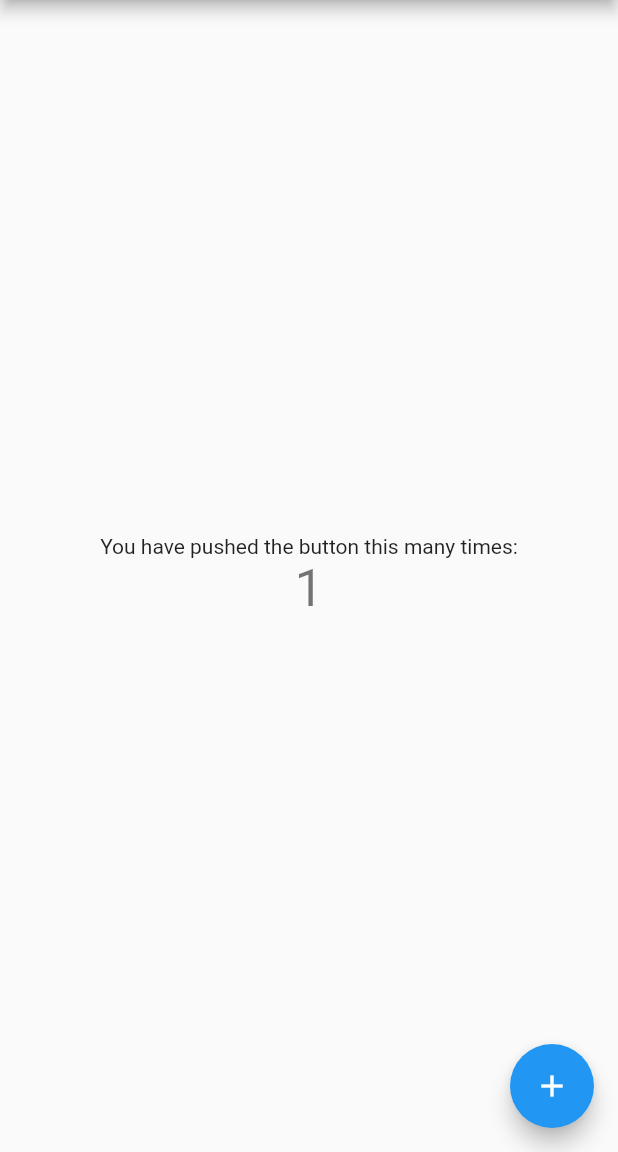
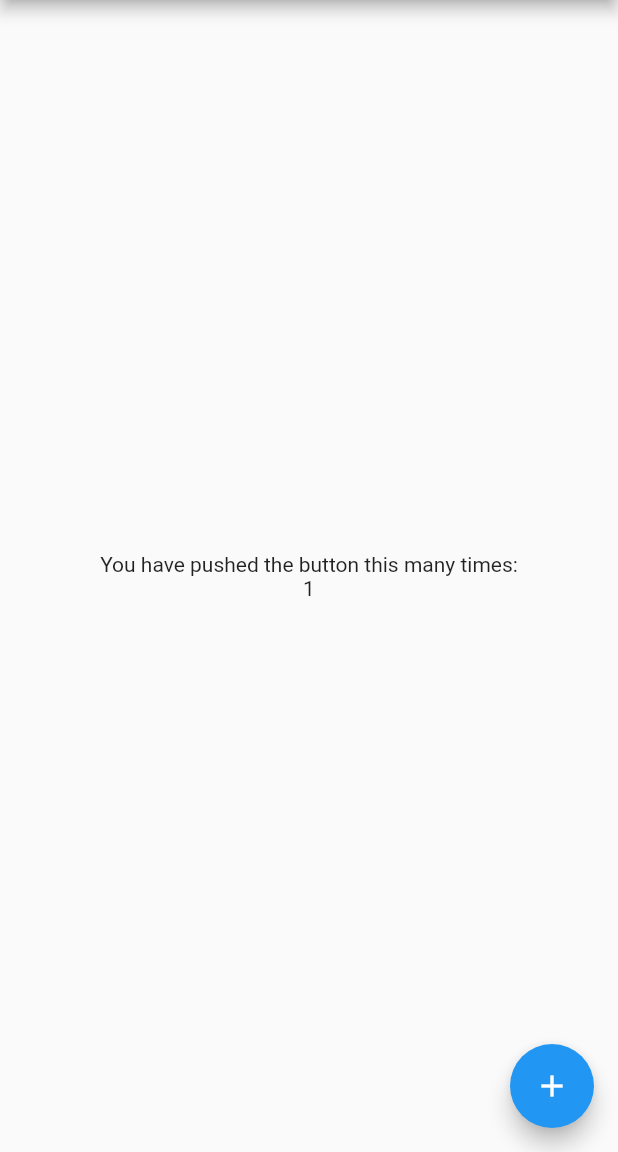
Before and after one commit to MisterJimson/pedantic-bug, a Flutter app: the screen it shows after launch, after a tap on the "add" icon, on a phone screen of 412 x 824 dp, the part 84-1236 px from its top. Run offline on Flutter 3.47's test engine with Material 2 defaults, Android fonts, the phone set to English and light mode, and no system bars.

Commit message:
reproduce issue

```diff
--- /dev/null
+++ b/analysis_options.yaml
@@ -0,0 +1 @@
+include: package:pedantic/analysis_options.yaml
--- a/lib/main.dart
+++ b/lib/main.dart
@@ -1,4 +1,5 @@
 import 'package:flutter/material.dart';
+import 'package:inner_lib/inner_lib.dart';
 
 void main() => runApp(MyApp());
 
@@ -48,6 +49,8 @@ class _MyHomePageState extends State<MyHomePage> {
 
   void _incrementCounter() {
     setState(() {
+      var result = Calculator().addOne(1);
+      print(result);
       // This call to setState tells the Flutter framework that something has
       // changed in this State, which causes it to rerun the build method below
       // so that the display can reflect the updated values. If we changed
@@ -96,7 +99,6 @@ class _MyHomePageState extends State<MyHomePage> {
             ),
             Text(
               '$_counter',
-              style: Theme.of(context).textTheme.display1,
             ),
           ],
         ),
--- a/pubspec.yaml
+++ b/pubspec.yaml
@@ -17,6 +17,9 @@ environment:
   sdk: ">=2.1.0 <3.0.0"
 
 dependencies:
+  pedantic: ^1.8.0+1
+  inner_lib:
+    path: inner_lib/
   flutter:
     sdk: flutter
 
```
Also changed, not shown: inner_lib/pubspec.lock, pubspec.lock.
